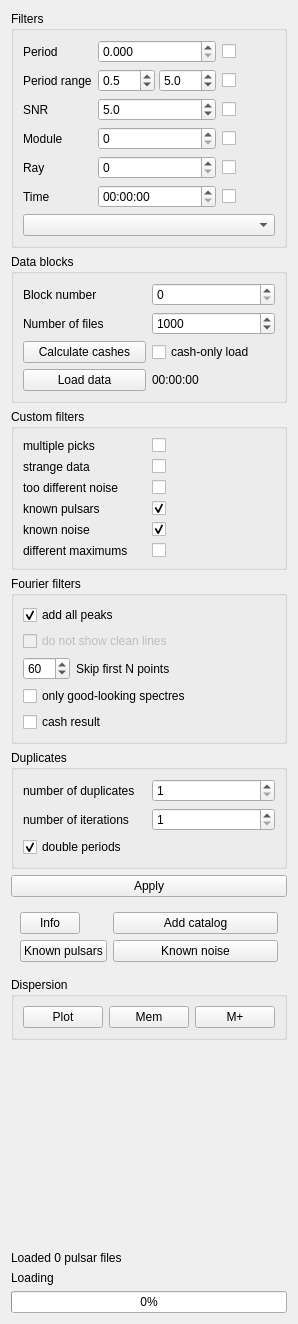
Above: src/analytics.ui from vtyulb/BSA-Analytics before the change. Below: the same form after it.
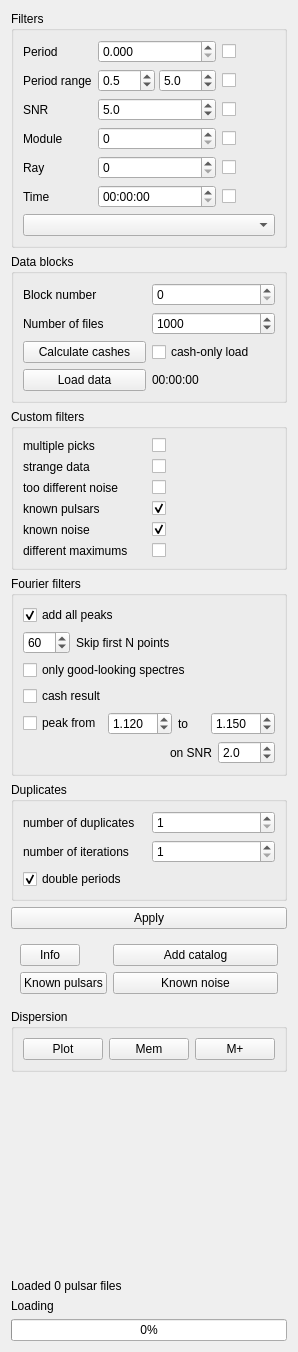
That is the form after the change.

Commit message: peak magic

```diff
--- a/src/analytics.ui
+++ b/src/analytics.ui
@@ -7,7 +7,7 @@
     <x>0</x>
     <y>0</y>
     <width>295</width>
-    <height>1324</height>
+    <height>1352</height>
    </rect>
   </property>
   <property name="windowTitle">
@@ -390,16 +390,6 @@
         </property>
        </widget>
       </item>
-      <item>
-       <widget class="QCheckBox" name="fourierNoCleanLines">
-        <property name="enabled">
-         <bool>false</bool>
-        </property>
-        <property name="text">
-         <string>do not show clean lines</string>
-        </property>
-       </widget>
-      </item>
       <item>
        <widget class="QWidget" name="widget_3" native="true">
         <layout class="QHBoxLayout" name="horizontalLayout_4">
@@ -468,6 +458,109 @@
         </property>
        </widget>
       </item>
+      <item>
+       <widget class="QWidget" name="widget_4" native="true">
+        <layout class="QHBoxLayout" name="horizontalLayout_5">
+         <property name="leftMargin">
+          <number>0</number>
+         </property>
+         <property name="topMargin">
+          <number>0</number>
+         </property>
+         <property name="rightMargin">
+          <number>0</number>
+         </property>
+         <property name="bottomMargin">
+          <number>0</number>
+         </property>
+         <item>
+          <widget class="QCheckBox" name="fourierPeak">
+           <property name="text">
+            <string>peak from</string>
+           </property>
+          </widget>
+         </item>
+         <item>
+          <widget class="QDoubleSpinBox" name="fourierPeakFrom">
+           <property name="decimals">
+            <number>3</number>
+           </property>
+           <property name="value">
+            <double>1.120000000000000</double>
+           </property>
+          </widget>
+         </item>
+         <item>
+          <widget class="QLabel" name="label_18">
+           <property name="text">
+            <string>to</string>
+           </property>
+          </widget>
+         </item>
+         <item>
+          <widget class="QDoubleSpinBox" name="fourierPeakTo">
+           <property name="decimals">
+            <number>3</number>
+           </property>
+           <property name="value">
+            <double>1.150000000000000</double>
+           </property>
+          </widget>
+         </item>
+        </layout>
+       </widget>
+      </item>
+      <item>
+       <widget class="QWidget" name="widget_5" native="true">
+        <layout class="QHBoxLayout" name="horizontalLayout_6">
+         <property name="leftMargin">
+          <number>0</number>
+         </property>
+         <property name="topMargin">
+          <number>0</number>
+         </property>
+         <property name="rightMargin">
+          <number>0</number>
+         </property>
+         <property name="bottomMargin">
+          <number>0</number>
+         </property>
+         <item>
+          <spacer name="horizontalSpacer_2">
+           <property name="orientation">
+            <enum>Qt::Horizontal</enum>
+           </property>
+           <property name="sizeHint" stdset="0">
+            <size>
+             <width>40</width>
+             <height>20</height>
+            </size>
+           </property>
+          </spacer>
+         </item>
+         <item>
+          <widget class="QLabel" name="label_19">
+           <property name="text">
+            <string>on SNR</string>
+           </property>
+          </widget>
+         </item>
+         <item>
+          <widget class="QDoubleSpinBox" name="fourierPeakSNR">
+           <property name="decimals">
+            <number>1</number>
+           </property>
+           <property name="singleStep">
+            <double>0.100000000000000</double>
+           </property>
+           <property name="value">
+            <double>2.000000000000000</double>
+           </property>
+          </widget>
+         </item>
+        </layout>
+       </widget>
+      </item>
      </layout>
     </widget>
    </item>
```
The commit also changes 2 other files.
